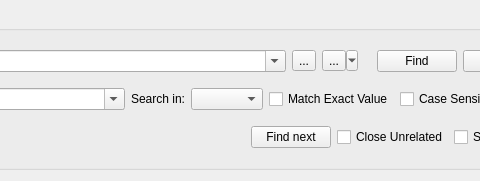
Old version of the form src/modules/search/searchwidget.ui in the repository lbellonda/qxmledit; both pictures show x 300 to 780 and y 0 to 181 of the 1016 by 181 pixel window.
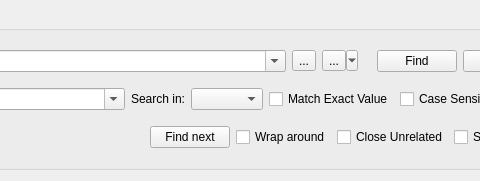
New version of the form. Icons and pictures are not drawn.

Diff of the .ui file:
```diff
--- a/src/modules/search/searchwidget.ui
+++ b/src/modules/search/searchwidget.ui
@@ -318,6 +318,13 @@
           </property>
          </widget>
         </item>
+        <item>
+         <widget class="QCheckBox" name="wrapAround">
+          <property name="text">
+           <string>Wrap around</string>
+          </property>
+         </widget>
+        </item>
         <item>
          <widget class="QCheckBox" name="closeUnrelated">
           <property name="text">
```
